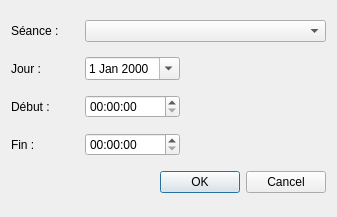
Qt form src/plandialog.ui (oktal/bodeasy) before a commit.
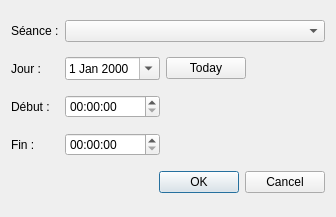
The same form after that commit. Icons and pictures are not drawn.

Commit message: Added a today button on planning dialog

What changed in the file:
```diff
--- a/src/plandialog.ui
+++ b/src/plandialog.ui
@@ -6,7 +6,7 @@
    <rect>
     <x>0</x>
     <y>0</y>
-    <width>337</width>
+    <width>336</width>
     <height>217</height>
    </rect>
   </property>
@@ -25,7 +25,7 @@
      </property>
     </widget>
    </item>
-   <item row="0" column="1" colspan="2">
+   <item row="0" column="1" colspan="3">
     <widget class="QComboBox" name="cmbTrainings"/>
    </item>
    <item row="1" column="0">
@@ -42,7 +42,7 @@
      </property>
     </widget>
    </item>
-   <item row="1" column="2">
+   <item row="1" column="3">
     <spacer name="horizontalSpacer">
      <property name="orientation">
       <enum>Qt::Horizontal</enum>
@@ -52,7 +52,7 @@
      </property>
      <property name="sizeHint" stdset="0">
       <size>
-       <width>140</width>
+       <width>80</width>
        <height>20</height>
       </size>
      </property>
@@ -86,7 +86,7 @@
      </property>
     </widget>
    </item>
-   <item row="4" column="0" colspan="3">
+   <item row="4" column="0" colspan="4">
     <widget class="QDialogButtonBox" name="buttonBox">
      <property name="orientation">
       <enum>Qt::Horizontal</enum>
@@ -96,6 +96,17 @@
      </property>
     </widget>
    </item>
+   <item row="1" column="2">
+    <widget class="QPushButton" name="btnToday">
+     <property name="text">
+      <string>Today</string>
+     </property>
+     <property name="icon">
+      <iconset resource="ressources.qrc">
+       <normaloff>:/images/today-icon.png</normaloff>:/images/today-icon.png</iconset>
+     </property>
+    </widget>
+   </item>
   </layout>
  </widget>
  <resources>
```
The commit also changes 19 other files.
